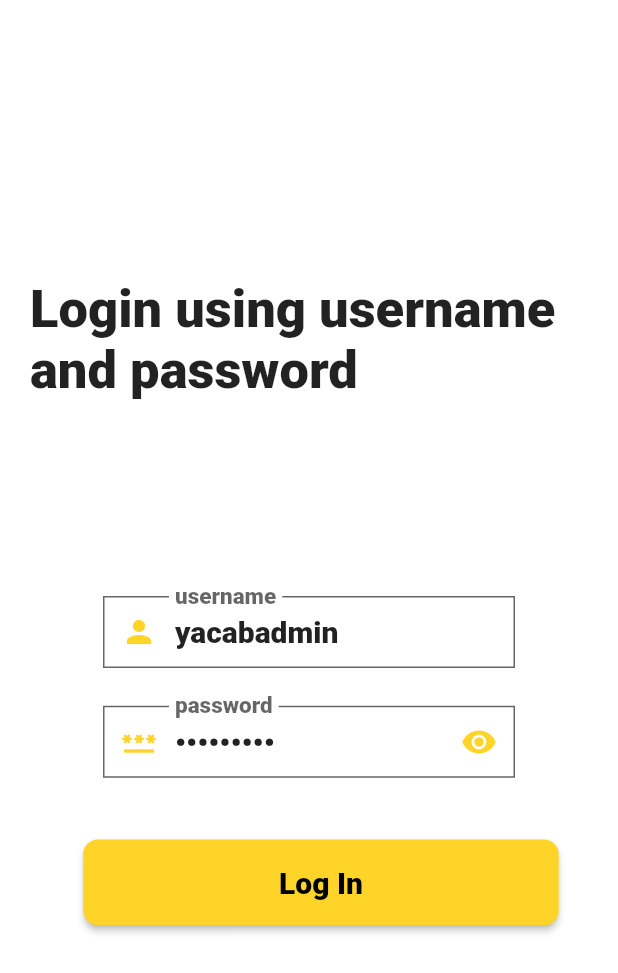
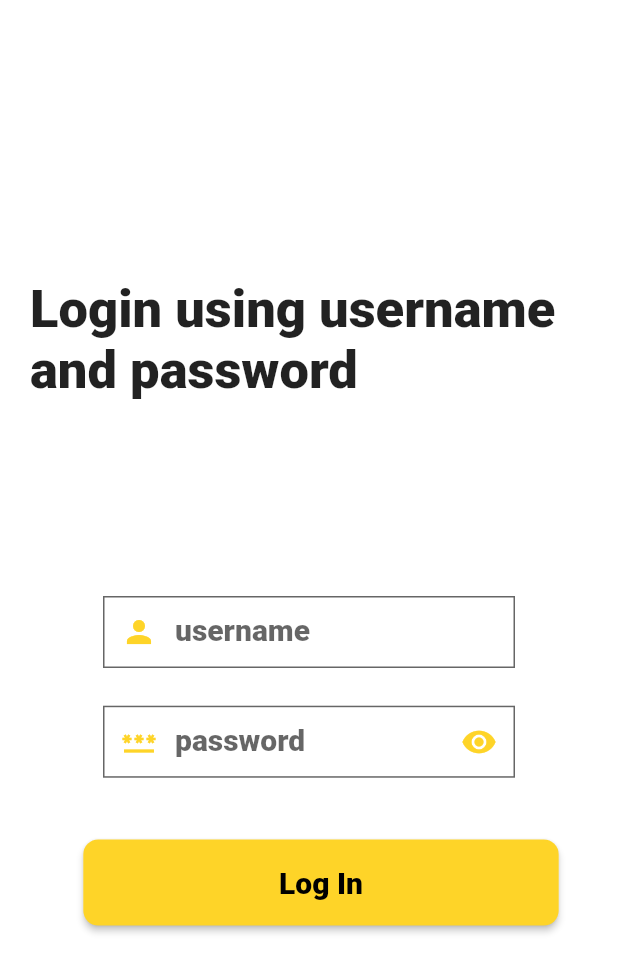
Before and after one commit to ayushprateek/yacabadmin, a Flutter app: the screen it shows after launch, on a phone screen of 412 x 824 dp. Shown: the top 973 px of the screen. Run offline on Flutter 3.47's test engine with Material 2 defaults, Android fonts, the light colour scheme and no system bars; our stand-ins replace firebase_core, firebase_database, firebase_storage, fluttertoast, geolocator, google_maps_flutter and 4 more; missing offline and left inert: flutter_animated_dialog, mailer, maps_launcher, multi_image_picker2; accounts and stored records are empty.

Commit message:
Reformatted Code

```diff
--- a/lib/UI/Admin/LoginPage.dart
+++ b/lib/UI/Admin/LoginPage.dart
@@ -17,8 +17,11 @@ class _LoginPageState extends State<LoginPage> {
   double div = 1.35;
 
   final key = GlobalKey<ScaffoldState>();
-  TextEditingController username = TextEditingController(text: "yacabadmin");
-  TextEditingController password = TextEditingController(text: "yacab@123");
+
+  // TextEditingController username = TextEditingController(text: "yacabadmin");
+  // TextEditingController password = TextEditingController(text: "yacab@123");
+  TextEditingController username = TextEditingController();
+  TextEditingController password = TextEditingController();
   bool accountExists = false, _isLoading = false;
   bool obscureText = true;
 
```
